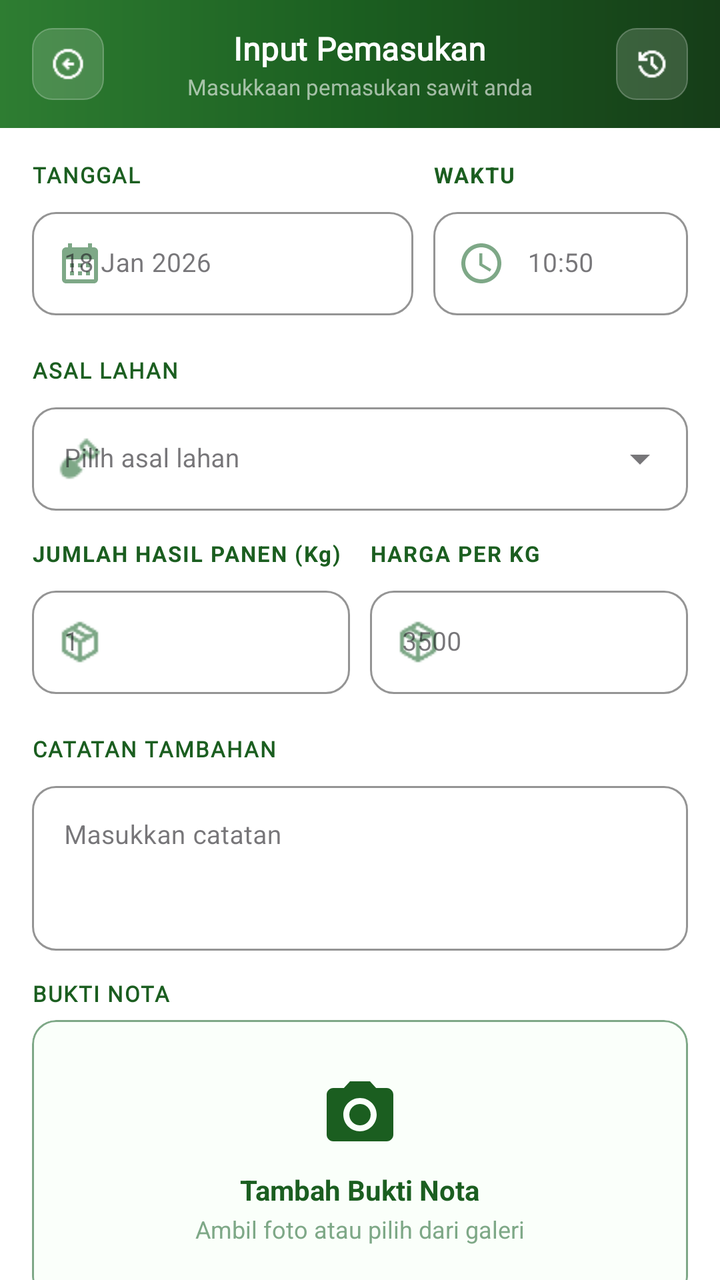
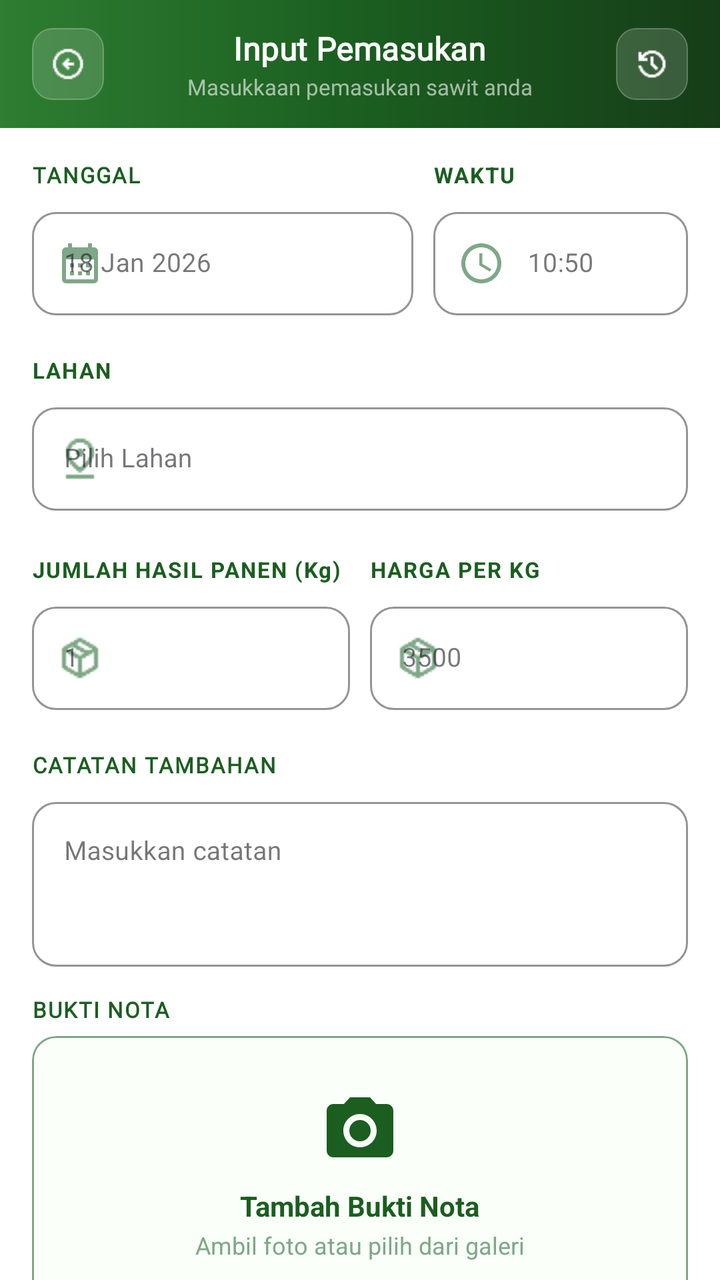

Screens rendered from an Android XML layout before and after an edit, with the pre-edit source and the edit as a unified diff.
<!-- AndroidManifest.xml: application theme Theme.Notasawit -->
<!-- res/layout/activity_input_pemasukan.xml -->
<?xml version="1.0" encoding="utf-8"?>
<androidx.constraintlayout.widget.ConstraintLayout xmlns:android="http://schemas.android.com/apk/res/android"
    xmlns:app="http://schemas.android.com/apk/res-auto"
    xmlns:tools="http://schemas.android.com/tools"
    android:id="@+id/main"
    android:layout_width="match_parent"
    android:layout_height="match_parent"
    android:background="#FFFFFF"
    tools:context=".Pemasukan.InputPemasukanActivity">

    <LinearLayout
        android:id="@+id/toolbar"
        android:layout_width="match_parent"
        android:layout_height="wrap_content"
        android:orientation="vertical"
        app:layout_constraintTop_toTopOf="parent">

        
        <LinearLayout
            android:layout_width="match_parent"
            android:layout_height="64dp"
            android:orientation="horizontal"
            android:gravity="center_vertical"
            android:paddingStart="16dp"
            android:paddingEnd="16dp"
            android:background="@drawable/bg_toolbar_gradient">

            
            <LinearLayout
                android:id="@+id/btnBack"
                android:layout_width="36dp"
                android:layout_height="36dp"
                android:gravity="center"
                android:background="@drawable/bg_toolbar_btn"
                android:clickable="true"
                android:focusable="true">

                <ImageView
                    android:layout_width="18dp"
                    android:layout_height="18dp"
                    android:src="@drawable/ic_arrow_left"
                    app:tint="#FFFFFF"
                    android:contentDescription="Kembali" />
            </LinearLayout>

            
            <LinearLayout
                android:layout_width="0dp"
                android:layout_height="wrap_content"
                android:layout_weight="1"
                android:orientation="vertical"
                android:gravity="center_horizontal"
                android:layout_marginStart="12dp"
                android:layout_marginEnd="12dp">

                <TextView
                    android:layout_width="wrap_content"
                    android:layout_height="wrap_content"
                    android:text="Input Pemasukan"
                    android:textColor="#FFFFFF"
                    android:textSize="16sp"
                    android:fontFamily="@font/poppins_bold"
                    android:textStyle="bold"
                    android:letterSpacing="0.01" />

                <TextView
                    android:layout_width="wrap_content"
                    android:layout_height="wrap_content"
                    android:text="Masukkaan pemasukan sawit anda"
                    android:fontFamily="@font/poppins_medium"
                    android:textColor="#99FFFFFF"
                    android:textSize="11sp"
                    android:layout_marginTop="1dp" />
            </LinearLayout>

            
            <LinearLayout
                android:id="@+id/btnRiwayat"
                android:layout_width="36dp"
                android:layout_height="36dp"
                android:gravity="center"
                android:background="@drawable/bg_toolbar_btn"
                android:clickable="true"
                android:focusable="true">

                <ImageView
                    android:layout_width="18dp"
                    android:layout_height="18dp"
                    android:src="@drawable/ic_history"
                    app:tint="#FFFFFF"
                    android:contentDescription="Riwayat" />
            </LinearLayout>

        </LinearLayout>
    </LinearLayout>

    
    <androidx.core.widget.NestedScrollView
        android:layout_width="match_parent"
        android:layout_height="0dp"
        android:fillViewport="true"
        app:layout_constraintTop_toBottomOf="@id/toolbar"
        app:layout_constraintBottom_toBottomOf="parent">

        <LinearLayout
            android:layout_width="match_parent"
            android:layout_height="wrap_content"
            android:orientation="vertical"
            android:padding="16dp">

            
            <LinearLayout
                android:layout_width="match_parent"
                android:layout_height="wrap_content"
                android:orientation="horizontal"
                android:baselineAligned="false"
                android:layout_marginBottom="6dp">


                
                <LinearLayout
                    android:layout_width="0dp"
                    android:layout_height="wrap_content"
                    android:layout_weight="1.5"
                    android:layout_marginEnd="10dp"
                    android:orientation="vertical">

                    <TextView
                        android:layout_width="wrap_content"
                        android:layout_height="wrap_content"
                        android:text="TANGGAL"
                        android:textColor="#1B5E20"
                        android:textSize="11sp"
                        android:fontFamily="@font/poppins_bold"
                        android:textStyle="bold"
                        android:letterSpacing="0.06"
                        android:layout_marginBottom="6dp" />

                    <com.google.android.material.textfield.TextInputLayout
                        style="@style/Widget.MaterialComponents.TextInputLayout.OutlinedBox"
                        android:layout_width="match_parent"
                        android:layout_height="wrap_content"
                        app:boxStrokeColor="#1B5E20"
                        app:boxCornerRadiusTopStart="12dp"
                        app:boxCornerRadiusTopEnd="12dp"
                        app:boxCornerRadiusBottomStart="12dp"
                        app:boxCornerRadiusBottomEnd="12dp"
                        app:boxBackgroundColor="#FFFFFF"
                        app:startIconDrawable="@drawable/ic_calendar_month"
                        app:startIconTint="#7EA887">

                        <com.google.android.material.textfield.TextInputEditText
                            android:id="@+id/etTanggal"
                            android:layout_width="match_parent"
                            android:layout_height="wrap_content"
                            android:focusable="false"
                            android:focusableInTouchMode="false"
                            android:clickable="true"
                            android:cursorVisible="false"
                            android:inputType="none"
                            android:hint="18 Jan 2026"
                            android:textSize="13sp"
                            android:textColor="#2A3A2D" />

                    </com.google.android.material.textfield.TextInputLayout>
                </LinearLayout>

                
                <LinearLayout
                    android:layout_width="0dp"
                    android:layout_height="wrap_content"
                    android:layout_weight="1"
                    android:orientation="vertical"
                    android:layout_marginBottom="14dp">

                    <TextView
                        android:layout_width="wrap_content"
                        android:layout_height="wrap_content"
                        android:text="WAKTU"
                        android:textColor="#1B5E20"
                        android:textSize="11sp"
                        android:textStyle="bold"
                        android:letterSpacing="0.06"
                        android:layout_marginBottom="6dp" />

                    <com.google.android.material.textfield.TextInputLayout
                        style="@style/Widget.MaterialComponents.TextInputLayout.OutlinedBox"
                        android:layout_width="match_parent"
                        android:layout_height="wrap_content"
                        app:boxStrokeColor="#1B5E20"
                        app:boxCornerRadiusTopStart="12dp"
                        app:boxCornerRadiusTopEnd="12dp"
                        app:boxCornerRadiusBottomStart="12dp"
                        app:boxCornerRadiusBottomEnd="12dp"
                        app:boxBackgroundColor="#FFFFFF"
                        app:startIconDrawable="@drawable/ic_clock"
                        app:startIconTint="#7EA887">

                        <com.google.android.material.textfield.TextInputEditText
                            android:id="@+id/etWaktu"
                            android:layout_width="match_parent"
                            android:layout_height="wrap_content"
                            android:focusable="false"
                            android:clickable="true"
                            android:gravity="center"
                            android:hint="10:50"
                            android:textSize="13sp"
                            android:textColor="#2A3A2D" />
                    </com.google.android.material.textfield.TextInputLayout>
                </LinearLayout>
            </LinearLayout>



            
            <TextView
                android:layout_width="wrap_content"
                android:layout_height="wrap_content"
                android:text="ASAL LAHAN"
                android:textColor="#1B5E20"
                android:textSize="11sp"
                android:textStyle="bold"
                android:fontFamily="@font/poppins_bold"
                android:letterSpacing="0.06"
                android:layout_marginBottom="6dp" />

            <com.google.android.material.textfield.TextInputLayout
                style="@style/Widget.MaterialComponents.TextInputLayout.OutlinedBox.ExposedDropdownMenu"
                android:layout_width="match_parent"
                android:layout_height="wrap_content"
                app:boxStrokeColor="#1B5E20"
                app:boxCornerRadiusTopStart="12dp"
                app:boxCornerRadiusTopEnd="12dp"
                app:boxCornerRadiusBottomStart="12dp"
                app:boxCornerRadiusBottomEnd="12dp"
                app:boxBackgroundColor="#FFFFFF"
                app:startIconDrawable="@drawable/ic_shovel"
                app:startIconTint="#7EA887">

                <AutoCompleteTextView
                    android:id="@+id/spinnerLahan"
                    android:layout_width="match_parent"
                    android:layout_height="wrap_content"
                    android:hint="Pilih asal lahan"
                    android:inputType="none"
                    android:textSize="13sp"
                    android:textColor="#2A3A2D" />
            </com.google.android.material.textfield.TextInputLayout>



            


            
            <LinearLayout
                android:layout_width="match_parent"
                android:layout_height="wrap_content"
                android:orientation="horizontal"
                android:baselineAligned="false"
                android:layout_marginBottom="6dp">


                
                <LinearLayout
                    android:layout_width="0dp"
                    android:layout_height="wrap_content"
                    android:layout_weight="1"
                    android:layout_marginEnd="10dp"
                    android:orientation="vertical">

                    <TextView
                        android:layout_width="wrap_content"
                        android:layout_height="wrap_content"
                        android:text="JUMLAH HASIL PANEN (Kg)"
                        android:textColor="#1B5E20"
                        android:textSize="11sp"
                        android:textStyle="bold"
                        android:letterSpacing="0.06"
                        android:layout_marginTop="14dp"
                        android:layout_marginBottom="6dp" />

                    <com.google.android.material.textfield.TextInputLayout
                        style="@style/Widget.MaterialComponents.TextInputLayout.OutlinedBox"
                        android:layout_width="match_parent"
                        android:layout_height="wrap_content"
                        app:boxStrokeColor="#1B5E20"
                        app:boxCornerRadiusTopStart="12dp"
                        app:boxCornerRadiusTopEnd="12dp"
                        app:boxCornerRadiusBottomStart="12dp"
                        app:boxCornerRadiusBottomEnd="12dp"
                        app:boxBackgroundColor="#FFFFFF"
                        app:startIconDrawable="@drawable/ic_package"
                        app:startIconTint="#7EA887">

                        <com.google.android.material.textfield.TextInputEditText
                            android:id="@+id/etBahan"
                            android:layout_width="match_parent"
                            android:layout_height="wrap_content"
                            android:hint="1"
                            android:inputType="numberDecimal"
                            android:textSize="13sp"
                            android:textColor="#2A3A2D" />
                    </com.google.android.material.textfield.TextInputLayout>
                </LinearLayout>

                
                <LinearLayout
                    android:layout_width="0dp"
                    android:layout_height="wrap_content"
                    android:layout_weight="1"
                    android:orientation="vertical"
                    android:layout_marginBottom="14dp">

                    <TextView
                        android:layout_width="wrap_content"
                        android:layout_height="wrap_content"
                        android:text="HARGA PER KG"
                        android:textColor="#1B5E20"
                        android:textSize="11sp"
                        android:textStyle="bold"
                        android:letterSpacing="0.06"
                        android:layout_marginTop="14dp"
                        android:layout_marginBottom="6dp" />

                    <com.google.android.material.textfield.TextInputLayout
                        style="@style/Widget.MaterialComponents.TextInputLayout.OutlinedBox"
                        android:layout_width="match_parent"
                        android:layout_height="wrap_content"
                        app:boxStrokeColor="#1B5E20"
                        app:boxCornerRadiusTopStart="12dp"
                        app:boxCornerRadiusTopEnd="12dp"
                        app:boxCornerRadiusBottomStart="12dp"
                        app:boxCornerRadiusBottomEnd="12dp"
                        app:boxBackgroundColor="#FFFFFF"
                        app:startIconDrawable="@drawable/ic_package"
                        app:startIconTint="#7EA887">

                        <com.google.android.material.textfield.TextInputEditText
                            android:id="@+id/etHarga"
                            android:layout_width="match_parent"
                            android:layout_height="wrap_content"
                            android:hint="3500"
                            android:textSize="13sp"
                            android:textColor="#2A3A2D" />
                    </com.google.android.material.textfield.TextInputLayout>
                </LinearLayout>
            </LinearLayout>

            
            <TextView
                android:layout_width="wrap_content"
                android:layout_height="wrap_content"
                android:text="CATATAN TAMBAHAN"
                android:textColor="#1B5E20"
                android:textSize="11sp"
                android:textStyle="bold"
                android:fontFamily="@font/poppins_bold"
                android:letterSpacing="0.06"
                android:layout_marginBottom="6dp" />

            <com.google.android.material.textfield.TextInputLayout
                style="@style/Widget.MaterialComponents.TextInputLayout.OutlinedBox"
                android:layout_width="match_parent"
                android:layout_height="wrap_content"
                app:boxStrokeColor="#1B5E20"
                app:boxCornerRadiusTopStart="12dp"
                app:boxCornerRadiusTopEnd="12dp"
                app:boxCornerRadiusBottomStart="12dp"
                app:boxCornerRadiusBottomEnd="12dp"
                app:boxBackgroundColor="#FFFFFF"
                app:startIconTint="#7EA887">

                <com.google.android.material.textfield.TextInputEditText
                    android:id="@+id/etCatatan"
                    android:layout_width="match_parent"
                    android:layout_height="wrap_content"
                    android:hint="Masukkan catatan"
                    android:inputType="textMultiLine"
                    android:minLines="3"
                    android:gravity="top"
                    android:textSize="13sp"
                    android:textColor="#2A3A2D" />
            </com.google.android.material.textfield.TextInputLayout>
            
            <TextView
                android:layout_width="wrap_content"
                android:layout_height="wrap_content"
                android:text="BUKTI NOTA"
                android:textColor="#1B5E20"
                android:textSize="11sp"
                android:textStyle="bold"
                android:fontFamily="@font/poppins_bold"
                android:letterSpacing="0.06"
                android:layout_marginTop="14dp"
                android:layout_marginBottom="6dp" />

            <com.google.android.material.card.MaterialCardView
                android:id="@+id/cardUploadNota"
                android:layout_width="match_parent"
                android:layout_height="140dp"
                app:cardCornerRadius="12dp"
                app:strokeWidth="1dp"
                app:strokeColor="#7EA887"
                app:cardBackgroundColor="#FAFFFA">

                <LinearLayout
                    android:layout_width="match_parent"
                    android:layout_height="match_parent"
                    android:orientation="vertical"
                    android:gravity="center">

                    <ImageView
                        android:id="@+id/imgUploadIcon"
                        android:layout_width="40dp"
                        android:layout_height="40dp"
                        android:src="@drawable/ic_camera" />

                    <TextView
                        android:layout_width="wrap_content"
                        android:layout_height="wrap_content"
                        android:text="Tambah Bukti Nota"
                        android:textStyle="bold"
                        android:textColor="#1B5E20"
                        android:layout_marginTop="8dp" />

                    <TextView
                        android:layout_width="wrap_content"
                        android:layout_height="wrap_content"
                        android:text="Ambil foto atau pilih dari galeri"
                        android:textSize="12sp"
                        android:textColor="#7EA887"
                        android:layout_marginTop="2dp" />

                </LinearLayout>

            </com.google.android.material.card.MaterialCardView>

            
            <ImageView
                android:id="@+id/imgNotaPreview"
                android:layout_width="match_parent"
                android:layout_height="180dp"
                android:layout_marginTop="12dp"
                android:scaleType="centerCrop"
                android:visibility="gone"
                android:background="@drawable/bg_rounded_12" />




            
            <com.google.android.material.button.MaterialButton
                android:id="@+id/btnSimpan"
                android:layout_width="match_parent"
                android:layout_height="54dp"
                android:layout_marginTop="32dp"
                android:layout_marginBottom="20dp"
                app:cornerRadius="12dp"
                android:backgroundTint="@color/agri_green_dark"
                android:text="Simpan Kegiatan"
                android:textAllCaps="false"
                android:textColor="#FFFFFF"
                android:textSize="15sp"
                android:textStyle="bold"
                app:icon="@drawable/ic_save"
                app:iconTint="#FFFFFF"
                app:iconSize="18dp"
                app:iconPadding="8dp"
                app:iconGravity="textStart"
                app:elevation="4dp" />



        </LinearLayout>
    </androidx.core.widget.NestedScrollView>
</androidx.constraintlayout.widget.ConstraintLayout>
<!-- resources referenced by this layout -->
<resources>
  <color name="agri_green_dark">#1B5E20</color>
  <!-- drawable bg_rounded_12 (drawable) -->
  <?xml version="1.0" encoding="utf-8"?>
  <shape xmlns:android="http://schemas.android.com/apk/res/android">
  
      <solid android:color="#FFFFFF"/>
  
      <corners android:radius="12dp"/>
  
      <stroke
          android:width="1dp"
          android:color="#DDE8DD"/>
  
  </shape>
  <!-- drawable bg_toolbar_btn (drawable) -->
  <?xml version="1.0" encoding="utf-8"?>
  <selector xmlns:android="http://schemas.android.com/apk/res/android">
  
      
      <item android:state_pressed="true">
          <shape android:shape="rectangle">
              <solid android:color="#40FFFFFF" />
              <stroke android:width="0.5dp" android:color="#60FFFFFF" />
              <corners android:radius="10dp" />
          </shape>
      </item>
  
      
      <item>
          <shape android:shape="rectangle">
              <solid android:color="#26FFFFFF" />
              <stroke android:width="0.5dp" android:color="#40FFFFFF" />
              <corners android:radius="10dp" />
          </shape>
      </item>
  
  </selector>
  <!-- drawable bg_toolbar_gradient (drawable) -->
  <?xml version="1.0" encoding="utf-8"?>
  <shape xmlns:android="http://schemas.android.com/apk/res/android">
      <gradient
          android:type="linear"
          android:angle="180"
          android:startColor="#163D18"
          android:centerColor="#1B5E20"
          android:endColor="#2E7D32" />
  </shape>
  <!-- drawable ic_arrow_left: png bitmap (drawable, 666 bytes) -->
  <!-- drawable ic_calendar_month (drawable) -->
  <vector xmlns:android="http://schemas.android.com/apk/res/android" android:height="24dp" android:tint="#000000" android:viewportHeight="24" android:viewportWidth="24" android:width="24dp">
        
      <path android:fillColor="@android:color/white" android:pathData="M19,4h-1V2h-2v2H8V2H6v2H5C3.89,4 3.01,4.9 3.01,6L3,20c0,1.1 0.89,2 2,2h14c1.1,0 2,-0.9 2,-2V6C21,4.9 20.1,4 19,4zM19,20H5V10h14V20zM9,14H7v-2h2V14zM13,14h-2v-2h2V14zM17,14h-2v-2h2V14zM9,18H7v-2h2V18zM13,18h-2v-2h2V18zM17,18h-2v-2h2V18z"/>
      
  </vector>
  <!-- drawable ic_camera (drawable) -->
  <vector xmlns:android="http://schemas.android.com/apk/res/android" android:height="24dp" android:tint="@color/agri_green_dark" android:viewportHeight="24" android:viewportWidth="24" android:width="24dp">
        
      <path android:fillColor="@color/agri_green_dark" android:pathData="M12,12m-3.2,0a3.2,3.2 0,1 1,6.4 0a3.2,3.2 0,1 1,-6.4 0"/>
        
      <path android:fillColor="@color/agri_green_dark" android:pathData="M9,2L7.17,4L4,4c-1.1,0 -2,0.9 -2,2v12c0,1.1 0.9,2 2,2h16c1.1,0 2,-0.9 2,-2L22,6c0,-1.1 -0.9,-2 -2,-2h-3.17L15,2L9,2zM12,17c-2.76,0 -5,-2.24 -5,-5s2.24,-5 5,-5 5,2.24 5,5 -2.24,5 -5,5z"/>
      
  </vector>
  <!-- drawable ic_clock (drawable) -->
  <vector xmlns:android="http://schemas.android.com/apk/res/android" android:height="24dp" android:tint="#FFFFFF" android:viewportHeight="24" android:viewportWidth="24" android:width="24dp">
        
      <path android:fillColor="@android:color/white" android:pathData="M11.99,2C6.47,2 2,6.48 2,12s4.47,10 9.99,10C17.52,22 22,17.52 22,12S17.52,2 11.99,2zM12,20c-4.42,0 -8,-3.58 -8,-8s3.58,-8 8,-8 8,3.58 8,8 -3.58,8 -8,8z"/>
        
      <path android:fillColor="@android:color/white" android:pathData="M12.5,7H11v6l5.25,3.15 0.75,-1.23 -4.5,-2.67z"/>
      
  </vector>
  <!-- drawable ic_history: png bitmap (drawable, 552 bytes) -->
  <!-- drawable ic_package: png bitmap (drawable, 588 bytes) -->
  <!-- drawable ic_save: png bitmap (drawable, 346 bytes) -->
  <!-- drawable ic_shovel: png bitmap (drawable, 342 bytes) -->
  <style name="Theme.Notasawit" parent="Base.Theme.Notasawit" />
  <style name="Base.Theme.Notasawit" parent="Theme.Material3.DayNight.NoActionBar">
          
          
      </style>
</resources>

<!-- the commit's change to res/layout/activity_input_pemasukan.xml (unified diff, before → after) -->
@@ -216,16 +216,15 @@
             <TextView
                 android:layout_width="wrap_content"
                 android:layout_height="wrap_content"
-                android:text="ASAL LAHAN"
+                android:text="LAHAN"
                 android:textColor="#1B5E20"
                 android:textSize="11sp"
                 android:textStyle="bold"
-                android:fontFamily="@font/poppins_bold"
                 android:letterSpacing="0.06"
                 android:layout_marginBottom="6dp" />
 
             <com.google.android.material.textfield.TextInputLayout
-                style="@style/Widget.MaterialComponents.TextInputLayout.OutlinedBox.ExposedDropdownMenu"
+                style="@style/Widget.MaterialComponents.TextInputLayout.OutlinedBox"
                 android:layout_width="match_parent"
                 android:layout_height="wrap_content"
                 app:boxStrokeColor="#1B5E20"
@@ -234,18 +233,30 @@
                 app:boxCornerRadiusBottomStart="12dp"
                 app:boxCornerRadiusBottomEnd="12dp"
                 app:boxBackgroundColor="#FFFFFF"
-                app:startIconDrawable="@drawable/ic_shovel"
+                app:startIconDrawable="@drawable/ic_map_pin"
                 app:startIconTint="#7EA887">
 
-                <AutoCompleteTextView
-                    android:id="@+id/spinnerLahan"
+                <com.google.android.material.textfield.TextInputEditText
+                    android:id="@+id/etPilihLahan"
                     android:layout_width="match_parent"
                     android:layout_height="wrap_content"
-                    android:hint="Pilih asal lahan"
+                    android:focusable="false"
+                    android:focusableInTouchMode="false"
+                    android:clickable="true"
+                    android:cursorVisible="false"
                     android:inputType="none"
+                    android:hint="Pilih Lahan"
                     android:textSize="13sp"
-                    android:textColor="#2A3A2D" />
+                    android:textColor="#2A3A2D"/>
             </com.google.android.material.textfield.TextInputLayout>
+
+            <com.google.android.material.chip.ChipGroup
+                android:id="@+id/chipGroupLahan"
+                android:layout_width="match_parent"
+                android:layout_height="wrap_content"
+                android:layout_marginTop="8dp"
+                app:singleLine="false"
+                app:singleSelection="false"/>
 
 
 
<!-- resource entries referenced after the edit -->
@@ -71,9 +71,9 @@
       
   </vector>
   <!-- drawable ic_history: png bitmap (drawable, 552 bytes) -->
+  <!-- drawable ic_map_pin: png bitmap (drawable, 497 bytes) -->
   <!-- drawable ic_package: png bitmap (drawable, 588 bytes) -->
   <!-- drawable ic_save: png bitmap (drawable, 346 bytes) -->
-  <!-- drawable ic_shovel: png bitmap (drawable, 342 bytes) -->
   <style name="Theme.Notasawit" parent="Base.Theme.Notasawit" />
   <style name="Base.Theme.Notasawit" parent="Theme.Material3.DayNight.NoActionBar">
           
